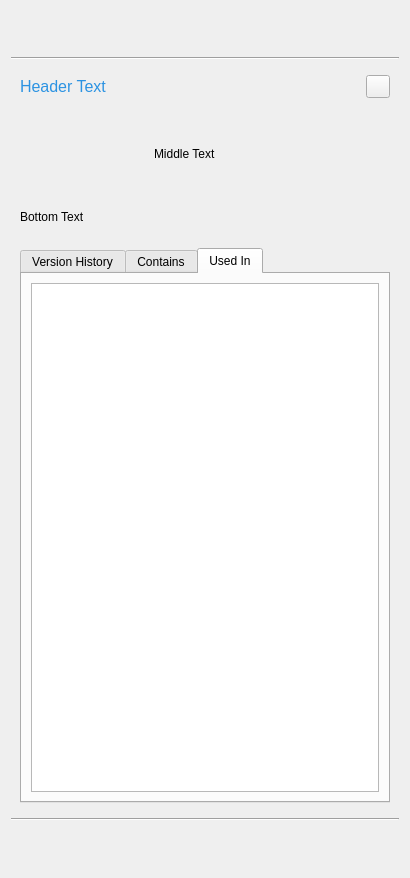
Before: the Qt Designer form resources/dialog.ui in shotgunsoftware/tk-multi-shotgunpanel, drawn with Qt 5.
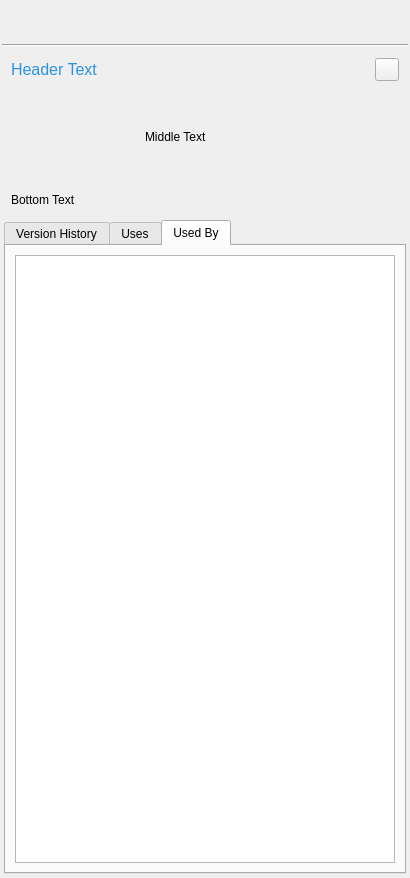
After: the same form once the commit is applied. The open tabs and pages were chosen to show the change. Icons and pictures are not drawn. Custom widgets are drawn as their Qt base class.

```diff
--- a/resources/dialog.ui
+++ b/resources/dialog.ui
@@ -14,6 +14,12 @@
    <string>Shotgun Browser</string>
   </property>
   <layout class="QVBoxLayout" name="verticalLayout_7">
+   <property name="spacing">
+    <number>2</number>
+   </property>
+   <property name="margin">
+    <number>2</number>
+   </property>
    <item>
     <layout class="QHBoxLayout" name="horizontalLayout_2">
      <property name="spacing">
@@ -259,10 +265,16 @@
      </property>
      <widget class="QWidget" name="entity_page">
       <layout class="QVBoxLayout" name="verticalLayout">
+       <property name="spacing">
+        <number>2</number>
+       </property>
+       <property name="margin">
+        <number>2</number>
+       </property>
        <item>
         <widget class="QTabWidget" name="entity_tab_widget">
          <property name="currentIndex">
-          <number>0</number>
+          <number>1</number>
          </property>
          <widget class="QWidget" name="entity_note_tab">
           <attribute name="title">
@@ -400,10 +412,16 @@
      </widget>
      <widget class="QWidget" name="publish_page">
       <layout class="QVBoxLayout" name="verticalLayout_6">
+       <property name="spacing">
+        <number>2</number>
+       </property>
+       <property name="margin">
+        <number>2</number>
+       </property>
        <item>
         <widget class="QTabWidget" name="publish_tab_widget">
          <property name="currentIndex">
-          <number>0</number>
+          <number>2</number>
          </property>
          <widget class="QWidget" name="tab_3">
           <attribute name="title">
@@ -427,7 +445,7 @@
          </widget>
          <widget class="QWidget" name="tab">
           <attribute name="title">
-           <string>Contains</string>
+           <string>Uses</string>
           </attribute>
           <layout class="QVBoxLayout" name="verticalLayout_13">
            <item>
@@ -447,7 +465,7 @@
          </widget>
          <widget class="QWidget" name="tab_2">
           <attribute name="title">
-           <string>Used In</string>
+           <string>Used By</string>
           </attribute>
           <layout class="QVBoxLayout" name="verticalLayout_14">
            <item>
@@ -471,10 +489,16 @@
      </widget>
      <widget class="QWidget" name="version_page">
       <layout class="QVBoxLayout" name="verticalLayout_10">
+       <property name="spacing">
+        <number>2</number>
+       </property>
+       <property name="margin">
+        <number>2</number>
+       </property>
        <item>
         <widget class="QTabWidget" name="version_tab_widget">
          <property name="currentIndex">
-          <number>0</number>
+          <number>1</number>
          </property>
          <widget class="QWidget" name="version_note_tab">
           <attribute name="title">
@@ -539,97 +563,6 @@
      </widget>
     </widget>
    </item>
-   <item>
-    <widget class="Line" name="line_2">
-     <property name="orientation">
-      <enum>Qt::Horizontal</enum>
-     </property>
-    </widget>
-   </item>
-   <item>
-    <layout class="QHBoxLayout" name="horizontalLayout">
-     <item>
-      <widget class="QLabel" name="label">
-       <property name="minimumSize">
-        <size>
-         <width>125</width>
-         <height>18</height>
-        </size>
-       </property>
-       <property name="maximumSize">
-        <size>
-         <width>125</width>
-         <height>18</height>
-        </size>
-       </property>
-       <property name="text">
-        <string/>
-       </property>
-       <property name="pixmap">
-        <pixmap resource="resources.qrc">:/tk_multi_infopanel/shotgun_logo_light_medium.png</pixmap>
-       </property>
-       <property name="scaledContents">
-        <bool>true</bool>
-       </property>
-      </widget>
-     </item>
-     <item>
-      <spacer name="horizontalSpacer">
-       <property name="orientation">
-        <enum>Qt::Horizontal</enum>
-       </property>
-       <property name="sizeHint" stdset="0">
-        <size>
-         <width>40</width>
-         <height>20</height>
-        </size>
-       </property>
-      </spacer>
-     </item>
-     <item>
-      <widget class="QToolButton" name="navigation_current_user">
-       <property name="minimumSize">
-        <size>
-         <width>40</width>
-         <height>40</height>
-        </size>
-       </property>
-       <property name="maximumSize">
-        <size>
-         <width>40</width>
-         <height>40</height>
-        </size>
-       </property>
-       <property name="toolTip">
-        <string>Clicking the &lt;i&gt;home button&lt;/i&gt; will take you to the location that best matches your current work area.</string>
-       </property>
-       <property name="styleSheet">
-        <string notr="true">QToolButton{
-   border: none;
-   background-color: none;
-   background-repeat: no-repeat;
-   background-position: center center;
-}
-
-</string>
-       </property>
-       <property name="icon">
-        <iconset resource="resources.qrc">
-         <normaloff>:/tk_multi_infopanel/default_user.png</normaloff>:/tk_multi_infopanel/default_user.png</iconset>
-       </property>
-       <property name="iconSize">
-        <size>
-         <width>32</width>
-         <height>32</height>
-        </size>
-       </property>
-       <property name="shortcut">
-        <string>Ctrl+S, Ctrl+S</string>
-       </property>
-      </widget>
-     </item>
-    </layout>
-   </item>
   </layout>
  </widget>
  <customwidgets>
```
